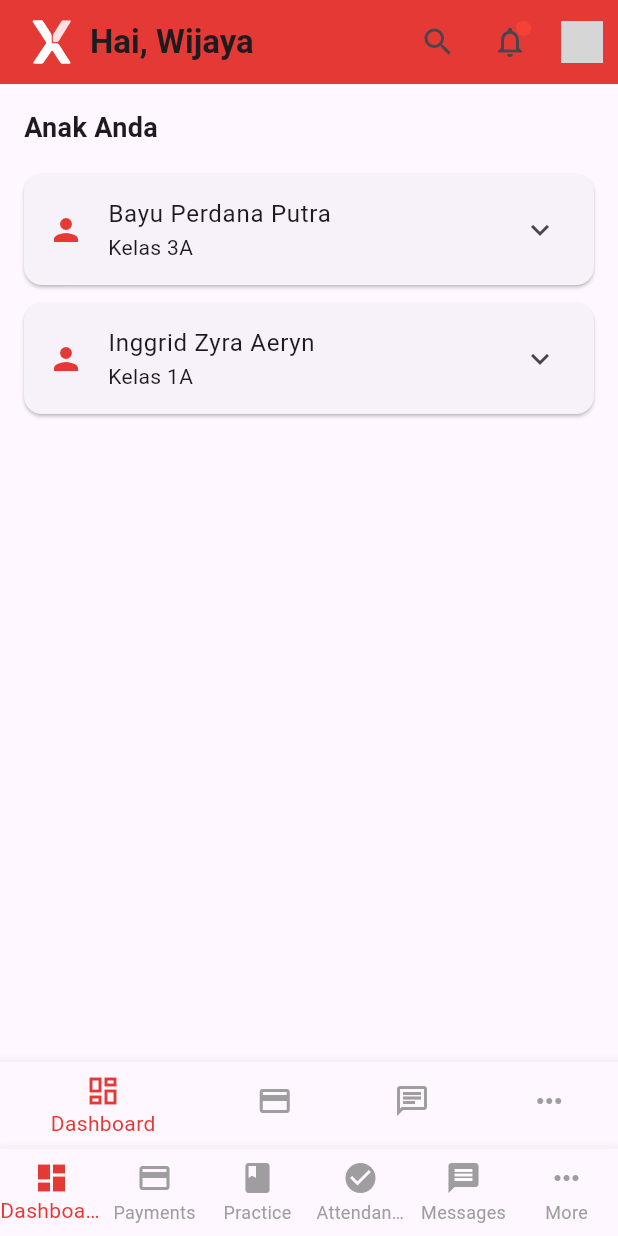
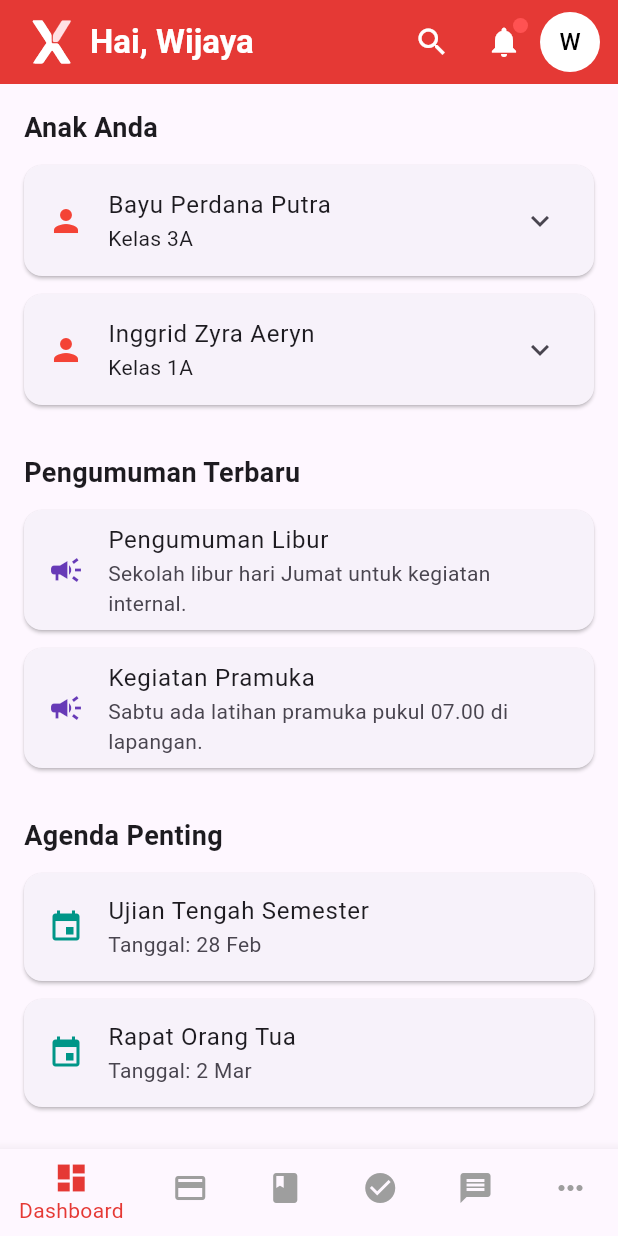
Before and after one commit to shineasinf/EspePay, a Flutter app: the HomeScreen screen opened directly, on a phone screen of 412 x 824 dp. Run offline on Flutter 3.47's test engine with Material 3 defaults, Android fonts, the phone set to English and light mode, and no system bars; our stand-ins replace lottie; grey boxes are pictures that could not be loaded.

Commit message:
update v1.3

```diff
--- a/lib/screens/home/dashboard_parent.dart
+++ b/lib/screens/home/dashboard_parent.dart
@@ -1,18 +1,10 @@
 import 'package:flutter/material.dart';
 import 'package:lottie/lottie.dart';
-import 'package:xolana/role.dart';
-import 'student_detail_screen.dart';
 import 'package:xolana/theme/app_theme.dart';
 
 class ParentDashboard extends StatefulWidget {
-  final Role role;
   final String parentName;
-
-  const ParentDashboard({
-    super.key,
-    required this.role,
-    this.parentName = "Wijaya",
-  });
+  const ParentDashboard({super.key, required this.parentName});
 
   @override
   State<ParentDashboard> createState() => _ParentDashboardState();
@@ -21,9 +13,25 @@ class ParentDashboard extends StatefulWidget {
 class _ParentDashboardState extends State<ParentDashboard> {
   int _currentIndex = 0;
 
-  final List<Map<String, String>> students = [
-    {"name": "Bayu Perdana Putra", "class": "3A"},
-    {"name": "Inggrid Zyra Aeryn", "class": "1A"},
+  final List<Map<String, String>> children = [
+    {'name': 'Bayu Perdana Putra', 'class': 'Kelas 3A'},
+    {'name': 'Inggrid Zyra Aeryn', 'class': 'Kelas 1A'},
+  ];
+
+  final List<Map<String, String>> announcements = [
+    {
+      'title': 'Pengumuman Libur',
+      'content': 'Sekolah libur hari Jumat untuk kegiatan internal.'
+    },
+    {
+      'title': 'Kegiatan Pramuka',
+      'content': 'Sabtu ada latihan pramuka pukul 07.00 di lapangan.'
+    },
+  ];
+
+  final List<Map<String, String>> agenda = [
+    {'date': '28 Feb', 'event': 'Ujian Tengah Semester'},
+    {'date': '2 Mar', 'event': 'Rapat Orang Tua'},
   ];
 
   @override
@@ -33,106 +41,104 @@ class _ParentDashboardState extends State<ParentDashboard> {
         backgroundColor: XolanaColors.xRed,
         title: Row(
           children: [
-            SizedBox(
+            // pakai animasi Lottie untuk logo Xolana
+            Lottie.asset(
+              'assets/icons/xolana_icon.json',
               height: 36,
-              width: 36,
-              child: Lottie.asset(
-                'assets/icons/xolana_icon.json',
               repeat: true,
-              ),
             ),
             const SizedBox(width: 8),
             Text(
-              "Hai, ${widget.parentName}",
-              style: const TextStyle(fontWeight: FontWeight.bold),
+              'Hai, ${widget.parentName}',
+              style: const TextStyle(
+                color: Colors.white,
+                fontWeight: FontWeight.bold,
+              ),
             ),
           ],
         ),
         actions: [
           IconButton(
-            icon: const Icon(Icons.search),
+            icon: const Icon(Icons.search, color: Colors.white),
             onPressed: () {},
           ),
           Stack(
             children: [
               IconButton(
-                icon: const Icon(Icons.notifications_outlined),
+                icon: const Icon(Icons.notifications, color: Colors.white),
                 onPressed: () {},
               ),
               Positioned(
-                right: 10,
-                top: 10,
+                right: 8,
+                top: 8,
                 child: Container(
                   width: 10,
                   height: 10,
                   decoration: const BoxDecoration(
-                    color: Colors.red,
+                    color: Colors.redAccent,
                     shape: BoxShape.circle,
                   ),
                 ),
               ),
             ],
           ),
-          IconButton(
-            icon: const CircleAvatar(
-              radius: 14,
-              backgroundImage: AssetImage("assets/icons/default_profile.png"),
+          const Padding(
+            padding: EdgeInsets.only(right: 12),
+            child: CircleAvatar(
+              backgroundColor: Colors.white,
+              child: Text(
+                'W',
+                style: TextStyle(color: Colors.black),
               ),
-            onPressed: () {},
+            ),
           ),
         ],
       ),
-      body: ListView(
+      body: SingleChildScrollView(
         padding: const EdgeInsets.all(16),
+        child: Column(
+          crossAxisAlignment: CrossAxisAlignment.start,
           children: [
             const Text(
               "Anak Anda",
               style: TextStyle(fontSize: 18, fontWeight: FontWeight.bold),
             ),
             const SizedBox(height: 12),
+            ...children.map((child) => _buildChildCard(child)).toList(),
+            const SizedBox(height: 20),
 
-          // Accordion List Anak
-          ...students.map((s) {
-            return Card(
-              margin: const EdgeInsets.symmetric(vertical: 6),
-              child: ExpansionTile(
-                leading: const Icon(Icons.person, color: XolanaColors.xRed),
-                title: Text(s["name"]!),
-                subtitle: Text("Kelas ${s["class"]}"),
+            const Text(
+              "Pengumuman Terbaru",
+              style: TextStyle(fontSize: 18, fontWeight: FontWeight.bold),
+            ),
+            const SizedBox(height: 12),
+            ...announcements.map((a) => _buildAnnouncementCard(a)).toList(),
+            const SizedBox(height: 20),
+
+            const Text(
+              "Agenda Penting",
+              style: TextStyle(fontSize: 18, fontWeight: FontWeight.bold),
+            ),
+            const SizedBox(height: 12),
+            ...agenda.map((a) => _buildAgendaItem(a)).toList(),
+            const SizedBox(height: 20),
+
+            const Text(
+              "Aksi Cepat",
+              style: TextStyle(fontSize: 18, fontWeight: FontWeight.bold),
+            ),
+            const SizedBox(height: 12),
+            Row(
+              mainAxisAlignment: MainAxisAlignment.spaceAround,
               children: [
-                  ListTile(
-                    leading: const Icon(Icons.book, color: Colors.blue),
-                    title: const Text("Laporan Nilai"),
-                    onTap: () {
-                      Navigator.push(
-                        context,
-                        MaterialPageRoute(
-                          builder: (_) => StudentDetailScreen(
-                            name: s["name"]!,
-                            studentClass: s["class"]!,
-                          ),
-                        ),
-                      );
-                    },
-                  ),
-                  ListTile(
-                    leading: const Icon(Icons.event, color: Colors.green),
-                    title: const Text("Jadwal"),
-                    onTap: () {},
-                  ),
-                  ListTile(
-                    leading: const Icon(Icons.check_circle, color: Colors.orange),
-                    title: const Text("Absensi"),
-                    onTap: () {},
+                _buildQuickAction(Icons.payment, "Bayar SPP"),
+                _buildQuickAction(Icons.event_busy, "Izin"),
+                _buildQuickAction(Icons.chat, "Hubungi Guru"),
+              ],
             ),
           ],
         ),
-            );
-          }).toList(),
-        ],
       ),
-
-      // Bottom Navigation
       bottomNavigationBar: BottomNavigationBar(
         currentIndex: _currentIndex,
         selectedItemColor: XolanaColors.xRed,
@@ -144,23 +150,99 @@ class _ParentDashboardState extends State<ParentDashboard> {
         },
         items: const [
           BottomNavigationBarItem(
-            icon: Icon(Icons.dashboard_outlined),
-            label: "Dashboard",
+            icon: Icon(Icons.dashboard),
+            label: 'Dashboard',
           ),
           BottomNavigationBarItem(
-            icon: Icon(Icons.payment_outlined),
-            label: "Pembayaran",
+            icon: Icon(Icons.payment),
+            label: 'Payments',
           ),
           BottomNavigationBarItem(
-            icon: Icon(Icons.chat_outlined),
-            label: "Pesan",
+            icon: Icon(Icons.book),
+            label: 'Practice',
+          ),
+          BottomNavigationBarItem(
+            icon: Icon(Icons.check_circle),
+            label: 'Attendance',
+          ),
+          BottomNavigationBarItem(
+            icon: Icon(Icons.message),
+            label: 'Messages',
           ),
           BottomNavigationBarItem(
             icon: Icon(Icons.more_horiz),
-            label: "Lainnya",
+            label: 'More',
           ),
         ],
       ),
     );
   }
+
+  Widget _buildChildCard(Map<String, String> child) {
+    return Card(
+      margin: const EdgeInsets.only(bottom: 12),
+      child: ExpansionTile(
+        leading: const Icon(Icons.person, color: Colors.red),
+        title: Text(child['name'] ?? ''),
+        subtitle: Text(child['class'] ?? ''),
+        children: [
+          ListTile(
+            leading: const Icon(Icons.book, color: Colors.blue),
+            title: const Text("Laporan Nilai"),
+            onTap: () {},
+          ),
+          ListTile(
+            leading: const Icon(Icons.calendar_today, color: Colors.green),
+            title: const Text("Jadwal"),
+            onTap: () {},
+          ),
+          ListTile(
+            leading: const Icon(Icons.check_circle, color: Colors.orange),
+            title: const Text("Absensi"),
+            onTap: () {},
+          ),
+          ListTile(
+            leading: const Icon(Icons.payment, color: Colors.purple),
+            title: const Text("Status Pembayaran"),
+            onTap: () {},
+          ),
+        ],
+      ),
+    );
   }
+
+  Widget _buildAnnouncementCard(Map<String, String> a) {
+    return Card(
+      margin: const EdgeInsets.only(bottom: 12),
+      child: ListTile(
+        leading: const Icon(Icons.campaign, color: Colors.deepPurple),
+        title: Text(a['title'] ?? ''),
+        subtitle: Text(a['content'] ?? ''),
+      ),
+    );
+  }
+
+  Widget _buildAgendaItem(Map<String, String> a) {
+    return Card(
+      margin: const EdgeInsets.only(bottom: 12),
+      child: ListTile(
+        leading: const Icon(Icons.event, color: Colors.teal),
+        title: Text(a['event'] ?? ''),
+        subtitle: Text("Tanggal: ${a['date']}"),
+      ),
+    );
+  }
+
+  Widget _buildQuickAction(IconData icon, String label) {
+    return Column(
+      children: [
+        CircleAvatar(
+          backgroundColor: XolanaColors.xRed.withOpacity(0.1),
+          child: Icon(icon, color: XolanaColors.xRed),
+        ),
+        const SizedBox(height: 6),
+        Text(label, style: const TextStyle(fontSize: 12)),
+      ],
+    );
+  }
+}
--- a/lib/screens/home/home_screen.dart
+++ b/lib/screens/home/home_screen.dart
@@ -1,9 +1,8 @@
 import 'package:flutter/material.dart';
-import '../../role.dart';
-import '../../theme/app_theme.dart';
-import 'dashboard_parent.dart';
-import 'dashboard_student.dart';
-import 'dashboard_teacher.dart';
+import 'package:xolana/role.dart';
+import 'package:xolana/screens/home/dashboard_parent.dart';
+import 'package:xolana/screens/home/dashboard_student.dart';
+import 'package:xolana/screens/home/dashboard_teacher.dart';
 
 class HomeScreen extends StatefulWidget {
   final Role role;
@@ -15,61 +14,25 @@ class HomeScreen extends StatefulWidget {
 }
 
 class _HomeScreenState extends State<HomeScreen> {
-  int _currentIndex = 0;
-
   @override
   Widget build(BuildContext context) {
-    final isParent = widget.role == Role.parent;
-    final isStudent = widget.role == Role.student;
-    final isTeacher = widget.role == Role.teacher;
+    switch (widget.role) {
+      case Role.parent:
+        // Parent Dashboard
+        return const ParentDashboard(parentName: "Wijaya");
 
-    final pages = [
-      if (isParent)
-        ParentDashboard(
-          role: widget.role,
-          parentName: "Wijaya",
-        ),
-      if (isStudent) StudentDashboard(role: widget.role),
-      if (isTeacher) TeacherDashboard(role: widget.role),
-    ];
+      case Role.student:
+        // Student Dashboard
+        return StudentDashboard(role: widget.role);
 
-    return Scaffold(
-      body: pages[_currentIndex],
-      bottomNavigationBar: BottomNavigationBar(
-        type: BottomNavigationBarType.fixed,
-        currentIndex: _currentIndex,
-        selectedItemColor: XolanaColors.xRed,
-        unselectedItemColor: Colors.grey,
-        onTap: (index) {
-          setState(() => _currentIndex = index);
-        },
-        items: const [
-          BottomNavigationBarItem(
-            icon: Icon(Icons.dashboard),
-            label: "Dashboard",
-          ),
-          BottomNavigationBarItem(
-            icon: Icon(Icons.payment),
-            label: "Payments",
-          ),
-          BottomNavigationBarItem(
-            icon: Icon(Icons.book),
-            label: "Practice",
-          ),
-          BottomNavigationBarItem(
-            icon: Icon(Icons.check_circle),
-            label: "Attendance",
-          ),
-          BottomNavigationBarItem(
-            icon: Icon(Icons.message),
-            label: "Messages",
-          ),
-          BottomNavigationBarItem(
-            icon: Icon(Icons.more_horiz),
-            label: "More",
-          ),
-        ],
-      ),
-    );
+      case Role.teacher:
+        // Teacher Dashboard
+        return TeacherDashboard(role: widget.role);
+
+      default:
+        return const Scaffold(
+          body: Center(child: Text("Role tidak dikenal")),
+        );
+    }
   }
 }
```
Lines whose indentation alone changed are shown as unchanged.
